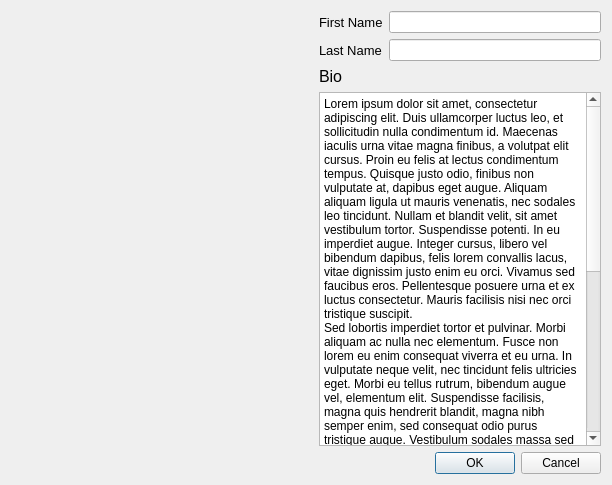
This is src/forms/authoradddialog.ui in yunag/QLibraryManagementSystem as Qt 5 draws it before an edit. The edited form follows.
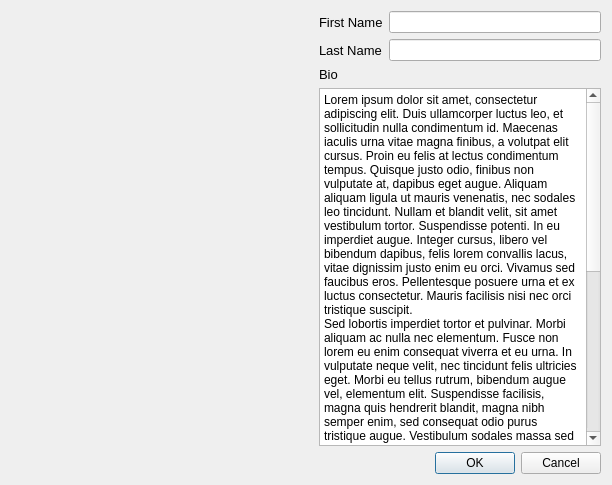
This is the edited form. Icons and pictures are not drawn. Custom widgets are drawn as their Qt base class.

Diff of the .ui file:
```diff
--- a/src/forms/authoradddialog.ui
+++ b/src/forms/authoradddialog.ui
@@ -82,7 +82,7 @@
         <widget class="QLabel" name="label_3">
          <property name="font">
           <font>
-           <pointsize>12</pointsize>
+           <pointsize>10</pointsize>
           </font>
          </property>
          <property name="text">
```
Left out of the diff: 44 changed lines with no effect on the pictures.
